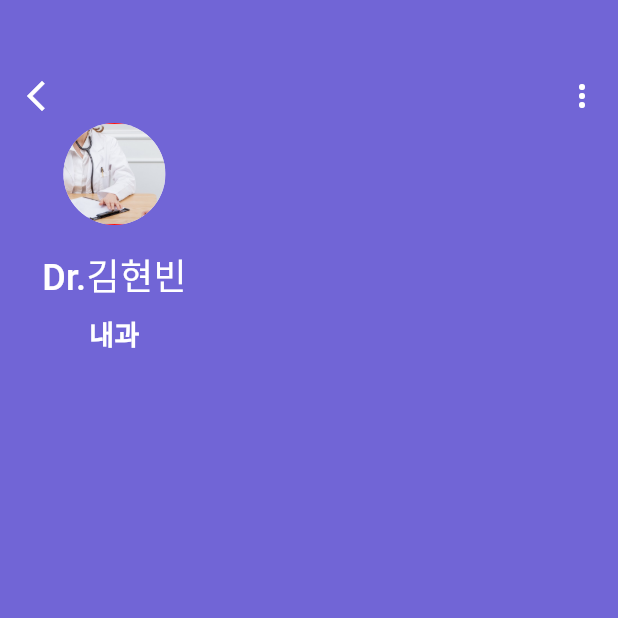
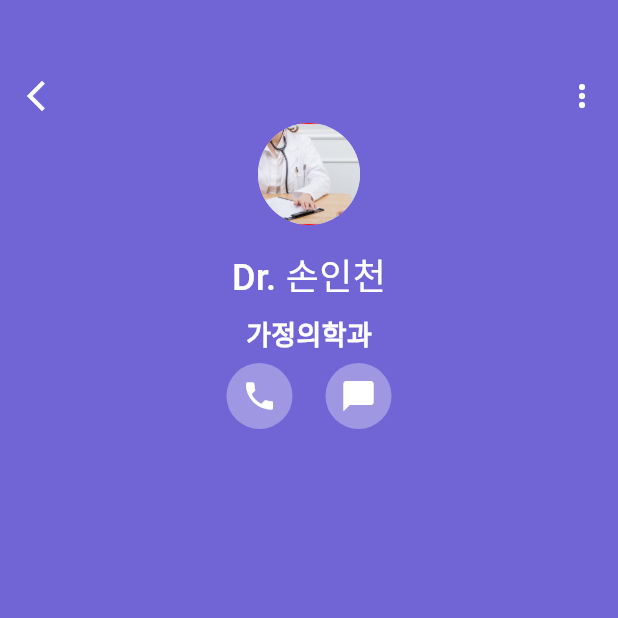
Before and after one commit to croppedeyebrow/Flutter_medical_healthcare, a Flutter app: the NavBarRoots screen opened directly, after a tap on "가정의학과", on a phone screen of 412 x 824 dp, the top half of it. Run offline on Flutter 3.47's test engine with Material 3 defaults, Android fonts, the phone set to English and light mode, and no system bars; missing offline and left inert: dart:ffi.

Commit message:
health-0508-끝

```diff
--- a/lib/screens/appointment_screen.dart
+++ b/lib/screens/appointment_screen.dart
@@ -1,8 +1,6 @@
 import "package:flutter/material.dart";
 
 class AppointmentScreen extends StatelessWidget {
-  AppointmentScreen({super.key});
-
   List imgs = [
     "Family.png",
     "Orthopedics.png",
@@ -10,6 +8,23 @@ class AppointmentScreen extends StatelessWidget {
     "Otorhinolaryngology.png",
     "medicine.png"
   ];
+  final String doctor;
+  final String symptom;
+  final String porfileimg;
+
+  AppointmentScreen(
+      {required this.porfileimg, required this.doctor, required this.symptom});
+  // AppointmentScreen 클래스의 생성자입니다.
+// 이 생성자는 'doctor'와 'symptom' 두 개의 매개변수를 필요로 합니다.
+// 'required' 키워드는 이 매개변수들이 필수적으로 제공되어야 함을 나타냅니다.
+// 즉, AppointmentScreen 객체를 생성할 때는 반드시 'doctor'와 'symptom' 값을 제공해야 합니다.
+
+// '{required this.doctor, required this.symptom}'는 Dart의 named parameter 문법을 사용한 것입니다.
+// 이를 통해 매개변수의 순서에 상관없이 이름을 지정하여 값을 전달할 수 있습니다.
+
+// 'this.doctor'와 'this.symptom'은 각각 AppointmentScreen 클래스의 'doctor'와 'symptom' 필드를 나타냅니다.
+// 'required this.doctor'는 전달받은 'doctor' 매개변수의 값을 클래스의 'doctor' 필드에 할당하라는 의미입니다.
+// 'required this.symptom'도 마찬가지로 전달받은 'symptom' 매개변수의 값을 클래스의 'symptom' 필드에 할당하라는 의미입니다.
 
   @override
   Widget build(BuildContext context) {
@@ -51,11 +66,11 @@ class AppointmentScreen extends StatelessWidget {
                       children: [
                         CircleAvatar(
                           radius: 34,
-                          backgroundImage: AssetImage("images/Family.png"),
+                          backgroundImage: AssetImage("images/$porfileimg"),
                         ),
                         SizedBox(height: 16),
                         Text(
-                          "Dr.김현빈",
+                          doctor,
                           style: TextStyle(
                               fontSize: 24,
                               fontWeight: FontWeight.w500,
@@ -63,12 +78,41 @@ class AppointmentScreen extends StatelessWidget {
                         ),
                         SizedBox(height: 8),
                         Text(
-                          "내과",
+                          symptom,
                           style: TextStyle(
                               fontSize: 18,
                               fontWeight: FontWeight.bold,
                               color: Colors.white),
                         ),
+                        SizedBox(height: 6),
+                        Row(
+                          mainAxisAlignment: MainAxisAlignment.center,
+                          children: [
+                            Container(
+                              padding: EdgeInsets.all(10),
+                              decoration: BoxDecoration(
+                                  color: Color(0xff9f97e2),
+                                  shape: BoxShape.circle),
+                              child: Icon(
+                                Icons.phone,
+                                color: Colors.white,
+                                size: 24,
+                              ),
+                            ),
+                            SizedBox(width: 22),
+                            Container(
+                              padding: EdgeInsets.all(10),
+                              decoration: BoxDecoration(
+                                  color: Color(0xff9f97e2),
+                                  shape: BoxShape.circle),
+                              child: Icon(
+                                Icons.chat_bubble,
+                                color: Colors.white,
+                                size: 24,
+                              ),
+                            ),
+                          ],
+                        )
                       ],
                     ),
                   )
--- a/lib/screens/home_screen.dart
+++ b/lib/screens/home_screen.dart
@@ -1,3 +1,5 @@
+import "dart:ffi";
+
 import "package:flutter/material.dart";
 import "package:flutter_medicalhealthcare/screens/appointment_screen.dart";
 
@@ -198,7 +200,18 @@ class HomeScreen extends StatelessWidget {
                   Navigator.push(
                       context,
                       MaterialPageRoute(
-                          builder: (context) => AppointmentScreen()));
+                          builder: (context) => AppointmentScreen(
+                              porfileimg: imgs[index],
+                              doctor: doctors[index],
+                              symptom: symptoms[index])));
+                  // 'doctors'와 'symptoms'는 각각 의사 이름과 증상을 담고 있는 리스트입니다.
+                  // 'index'는 현재 선택된 InkWell의 인덱스입니다.
+                  // 'doctors[index]'와 'symptoms[index]'를 통해 선택된 InkWell에 해당하는 의사 이름과 증상을 가져옵니다.
+
+                  // 이렇게 가져온 의사 이름과 증상을 AppointmentScreen에 전달합니다.
+                  // 이는 AppointmentScreen의 생성자를 통해 이루어집니다.
+                  // 'doctor: doctors[index]'와 'symptom: symptoms[index]'는
+                  // AppointmentScreen의 생성자에 각각 'doctor'와 'symptom' 매개변수로 전달되는 것입니다.
                 },
                 child: Container(
                   margin: EdgeInsets.all(12),
```
